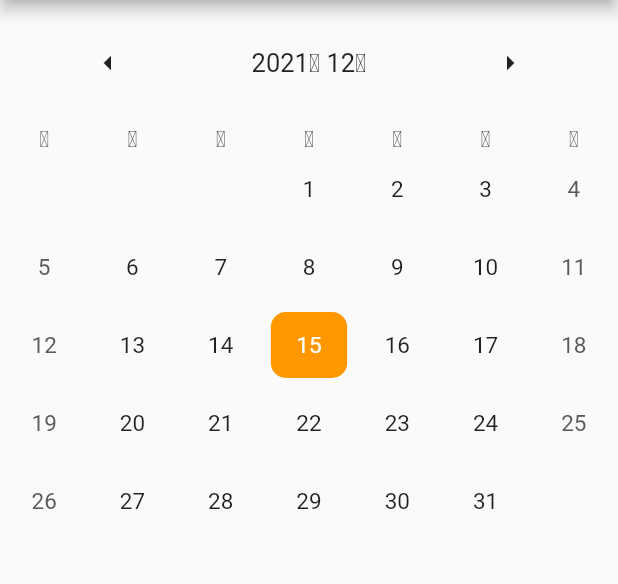
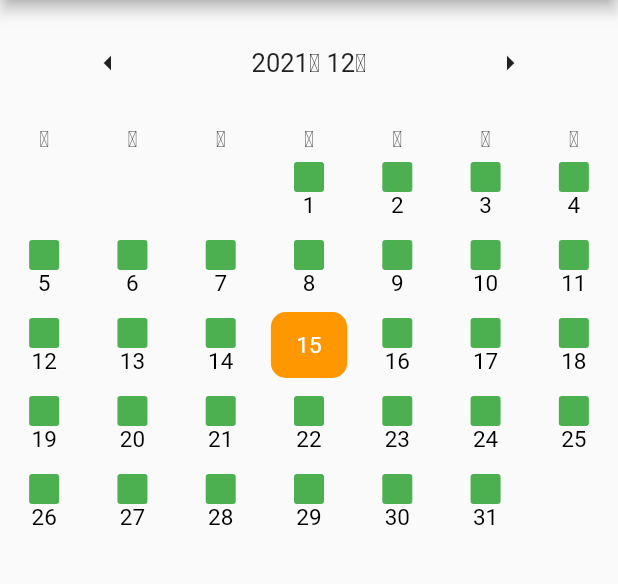
Before and after one commit to asd147asd147/TodoRate, a Flutter app: the screen it shows after launch, on a phone screen of 412 x 824 dp, the part 84-668 px from its top. Run offline on Flutter 3.47's test engine with Material 2 defaults, Android fonts, the phone set to English and light mode, and no system bars; drawn by our look-alikes of table_calendar.

Commit message:
Add Calendar achivement rate visualization function

```diff
--- a/lib/calendar.dart
+++ b/lib/calendar.dart
@@ -75,11 +75,11 @@ class _MainCalendarState extends State<MainCalendar> {
                             margin: const EdgeInsets.all(4.0),
                             alignment: Alignment.center,
                             decoration: BoxDecoration(
-                                    color: Colors.orange,
+                                    color: Colors.blue,
                                     borderRadius: BorderRadius.circular(10.0)),
                             child: Text(
                                     date.day.toString(),
-                                    style: TextStyle(color: Colors.blue),
+                                    style: TextStyle(color: Colors.white),
                             ));
                 },
                 todayBuilder: (context, date, events) {
@@ -93,7 +93,31 @@ class _MainCalendarState extends State<MainCalendar> {
                                     date.day.toString(),
                                     style: TextStyle(color: Colors.white),
                             ));
-                }
+                },
+                defaultBuilder: (context, date, _) {
+                    return Container(
+                            margin: const EdgeInsets.all(4.0),
+                            padding: const EdgeInsets.only(top: 4.0),
+                            alignment: Alignment.center,
+                            decoration: BoxDecoration(
+
+                            ),
+                            child: Column(
+                                    children: [
+                                        Container(
+                                                height: 20,
+                                                width: 20,
+                                                decoration: BoxDecoration(
+                                                        color: Colors.green,
+                                                        borderRadius: BorderRadius.circular(2.0)),
+                                        ),
+                                        Text(
+                                                date.day.toString(),
+                                                style: TextStyle(color: Colors.black),
+                                        ),
+                                    ],
+                            ));
+                },
         );
     }
 
```
